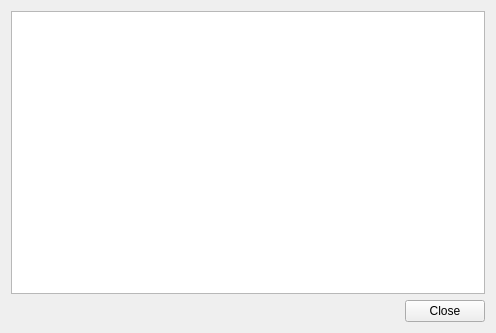
First picture: the form in client/src/dialogs/documentswindow.ui, repository KDAB/FatCRM, before the edit.
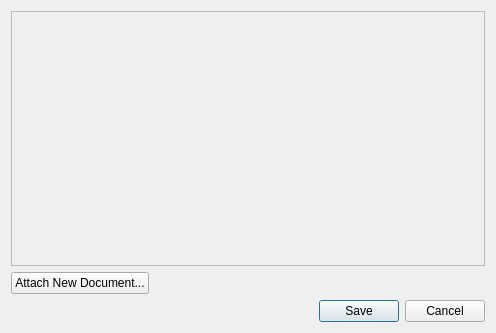
Second picture: the form after the edit.

Commit message:
Allow the user to modify and remove linked documents
Allow the user to modify and remove documents that are linked
to accounts or opportunities. Support for uploading and linking
new documents is implemented as well, but hidden for now, until
we find out why the SugarCRM SOAP API does not link correctly.

Task-Id: FATCRM-103

Patch:
```diff
--- a/client/src/dialogs/documentswindow.ui
+++ b/client/src/dialogs/documentswindow.ui
@@ -15,12 +15,52 @@
   </property>
   <layout class="QVBoxLayout" name="verticalLayout">
    <item>
-    <widget class="QTextBrowser" name="textBrowser"/>
+    <widget class="QScrollArea" name="scrollArea">
+     <property name="widgetResizable">
+      <bool>true</bool>
+     </property>
+     <widget class="QWidget" name="scrollAreaContents">
+      <property name="geometry">
+       <rect>
+        <x>0</x>
+        <y>0</y>
+        <width>480</width>
+        <height>233</height>
+       </rect>
+      </property>
+      <layout class="QVBoxLayout" name="scrollAreaLayout">
+      </layout>
+     </widget>
+    </widget>
+   </item>
+   <item>
+    <layout class="QHBoxLayout" name="horizontalLayout" stretch="0,0">
+     <item>
+      <widget class="QPushButton" name="attachButton">
+       <property name="text">
+        <string>Attach New Document...</string>
+       </property>
+      </widget>
+     </item>
+     <item>
+      <spacer name="horizontalSpacer">
+       <property name="orientation">
+        <enum>Qt::Horizontal</enum>
+       </property>
+       <property name="sizeHint" stdset="0">
+        <size>
+         <width>40</width>
+         <height>20</height>
+        </size>
+       </property>
+      </spacer>
+     </item>
+    </layout>
    </item>
    <item>
     <widget class="QDialogButtonBox" name="buttonBox">
      <property name="standardButtons">
-      <set>QDialogButtonBox::Close</set>
+      <set>QDialogButtonBox::Cancel|QDialogButtonBox::Save</set>
      </property>
     </widget>
    </item>
```
Left out of the diff: 1 changed line with no effect on the pictures. The commit also changes 8 other files.
